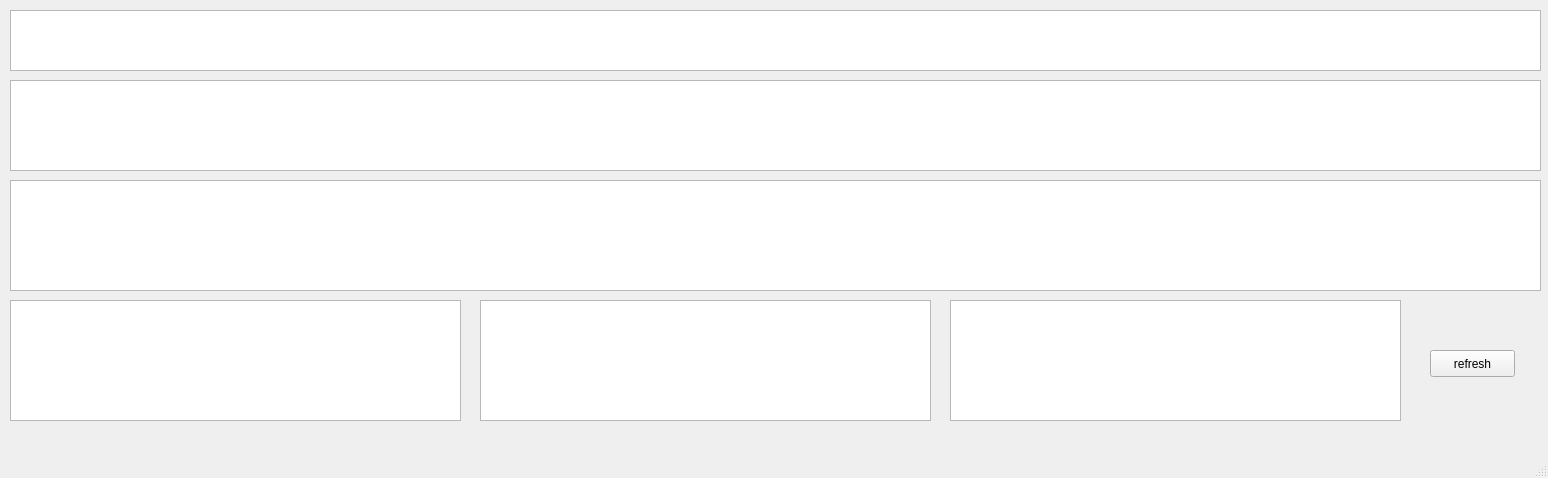
Above: Database/atts_show.ui from kasparj/Optimal-Q-GIS before the change. Below: the same form after it.
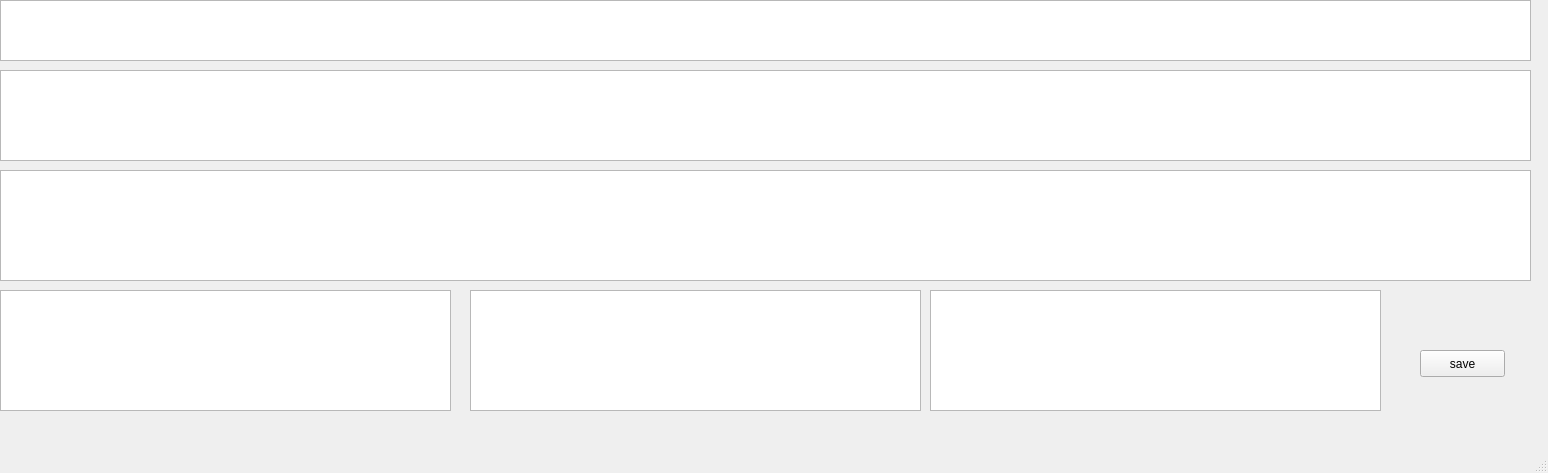
That is the form after the change.

```diff
--- a/Database/atts_show.ui
+++ b/Database/atts_show.ui
@@ -7,18 +7,45 @@
     <x>0</x>
     <y>0</y>
     <width>1548</width>
-    <height>478</height>
+    <height>473</height>
    </rect>
   </property>
   <property name="windowTitle">
    <string>MainWindow</string>
   </property>
   <widget class="QWidget" name="centralwidget">
+   <widget class="QScrollArea" name="scrollArea">
+    <property name="geometry">
+     <rect>
+      <x>0</x>
+      <y>0</y>
+      <width>1541</width>
+      <height>431</height>
+     </rect>
+    </property>
+    <property name="frameShape">
+     <enum>QFrame::NoFrame</enum>
+    </property>
+    <property name="frameShadow">
+     <enum>QFrame::Plain</enum>
+    </property>
+    <property name="widgetResizable">
+     <bool>true</bool>
+    </property>
+    <widget class="QWidget" name="scrollAreaWidgetContents">
+     <property name="geometry">
+      <rect>
+       <x>0</x>
+       <y>0</y>
+       <width>1541</width>
+       <height>431</height>
+      </rect>
+     </property>
    <widget class="QTableWidget" name="tableWidget">
     <property name="geometry">
      <rect>
-      <x>10</x>
-      <y>10</y>
+        <x>0</x>
+        <y>0</y>
       <width>1531</width>
       <height>61</height>
      </rect>
@@ -27,31 +54,18 @@
    <widget class="QTableWidget" name="etaz">
     <property name="geometry">
      <rect>
-      <x>10</x>
-      <y>80</y>
+        <x>0</x>
+        <y>70</y>
       <width>1531</width>
       <height>91</height>
      </rect>
     </property>
    </widget>
-   <widget class="QPushButton" name="refresh">
-    <property name="geometry">
-     <rect>
-      <x>1430</x>
-      <y>350</y>
-      <width>85</width>
-      <height>27</height>
-     </rect>
-    </property>
-    <property name="text">
-     <string>refresh</string>
-    </property>
-   </widget>
    <widget class="QTableWidget" name="drevina">
     <property name="geometry">
      <rect>
-      <x>10</x>
-      <y>180</y>
+        <x>0</x>
+        <y>170</y>
       <width>1531</width>
       <height>111</height>
      </rect>
@@ -60,8 +74,8 @@
    <widget class="QTableWidget" name="zalozene">
     <property name="geometry">
      <rect>
-      <x>10</x>
-      <y>300</y>
+        <x>0</x>
+        <y>290</y>
       <width>451</width>
       <height>121</height>
      </rect>
@@ -70,8 +84,8 @@
    <widget class="QTableWidget" name="pos">
     <property name="geometry">
      <rect>
-      <x>480</x>
-      <y>300</y>
+        <x>470</x>
+        <y>290</y>
       <width>451</width>
       <height>121</height>
      </rect>
@@ -80,12 +94,27 @@
    <widget class="QTableWidget" name="kategoria">
     <property name="geometry">
      <rect>
-      <x>950</x>
-      <y>300</y>
+        <x>930</x>
+        <y>290</y>
       <width>451</width>
       <height>121</height>
      </rect>
     </property>
+     </widget>
+     <widget class="QPushButton" name="refresh">
+      <property name="geometry">
+       <rect>
+        <x>1420</x>
+        <y>350</y>
+        <width>85</width>
+        <height>27</height>
+       </rect>
+      </property>
+      <property name="text">
+       <string>save</string>
+      </property>
+     </widget>
+    </widget>
    </widget>
   </widget>
   <widget class="QMenuBar" name="menubar">
```
Lines whose indentation alone changed are shown as unchanged.
